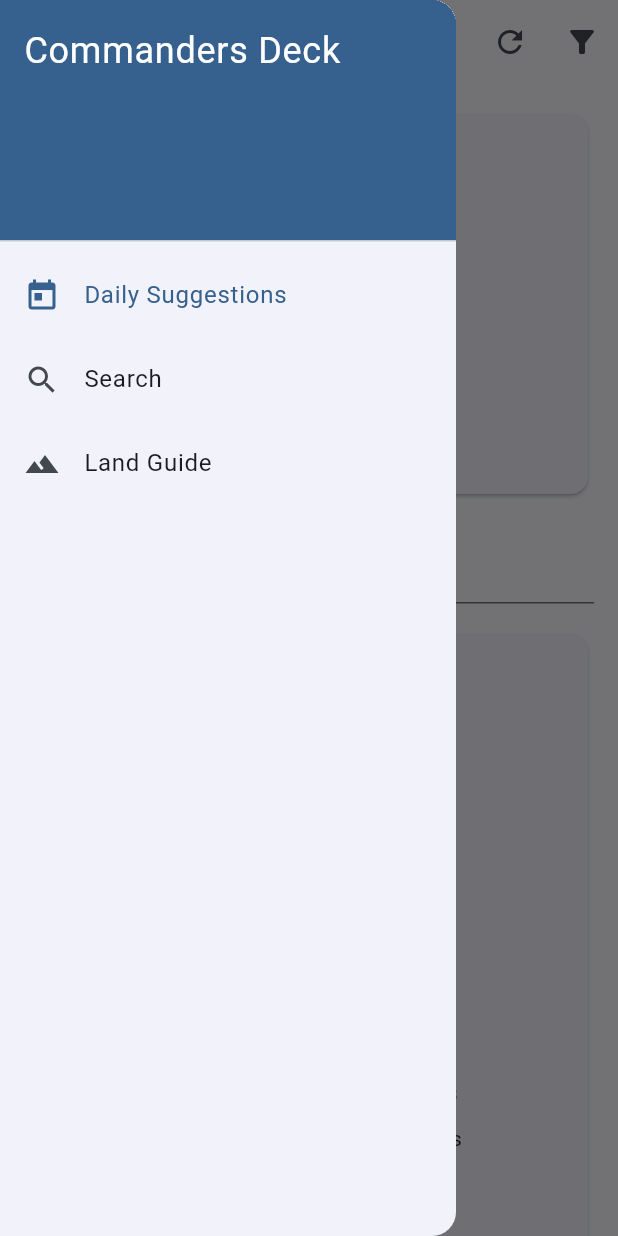
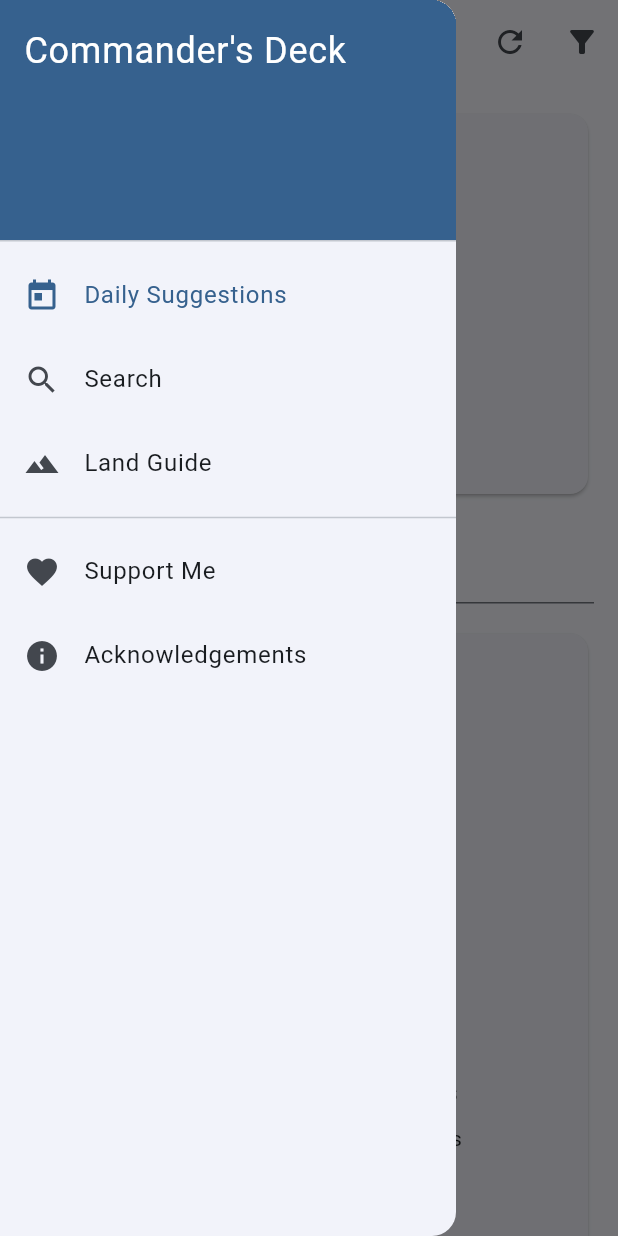
Before and after one commit to MobilityTiago/commander_daily_cards, a Flutter app: the screen it shows after launch, with the side drawer open, on a phone screen of 412 x 824 dp. Run offline on Flutter 3.47's test engine with Material 3 defaults, Android fonts, the light colour scheme and no system bars; our stand-ins replace cached_network_image, shared_preferences; network calls fail.

Commit message:
Project cleanup and docs updated

```diff
--- a/lib/screens/home/home_screen.dart
+++ b/lib/screens/home/home_screen.dart
@@ -6,8 +6,9 @@ import '../../services/card_service.dart';
 import '../../models/filters/filter_settings.dart';
 import '../../widgets/card_suggestion_section.dart';
 import 'filter_screen.dart';
-import '../card_search/card_search_screen.dart';
-import '../land_guide/land_guide_screen.dart';
+import '../../widgets/app_drawer.dart';
+import '../../widgets/app_bar.dart';
+
 
 class HomeScreen extends StatefulWidget {
   const HomeScreen({super.key});
@@ -31,85 +32,26 @@ class _HomeScreenState extends State<HomeScreen> {
   @override
   Widget build(BuildContext context) {
     return Scaffold(
-      drawer: Drawer(
-        child: ListView(
-          padding: EdgeInsets.zero,
-          children: [
-            DrawerHeader(
-              decoration: BoxDecoration(
-                color: Theme.of(context).primaryColor,
-              ),
-              child: const Text(
-                'Commander''s Deck',
-                style: TextStyle(
-                  color: Colors.white,
-                  fontSize: 24,
-                ),
-              ),
+      drawer: const AppDrawer(),
+      appBar: CommanderAppBar(
+        title: 'Commander\'s Deck',
+        showFilterButton: true,
+        showRefreshButton: true,
+        onFilterPressed: () {
+          Navigator.of(context).push(
+            MaterialPageRoute(
+              builder: (context) => const FilterScreen(),
             ),
-            ListTile(
-              leading: const Icon(Icons.today),
-              title: const Text('Daily Suggestions'),
-              selected: true,
-              onTap: () {
-                Navigator.pop(context); // Close drawer
-              },
-            ),
-            ListTile(
-              leading: const Icon(Icons.search),
-              title: const Text('Search'),
-              onTap: () {
-                Navigator.pop(context); // Close drawer
-                Navigator.of(context).push(
-                  MaterialPageRoute(
-                    builder: (context) => const CardSearchScreen(),
-                  ),
-                );
-              },
-            ),
-            ListTile(
-              leading: const Icon(Icons.landscape),
-              title: const Text('Land Guide'),
-              onTap: () {
-                Navigator.pop(context); // Close drawer
-                Navigator.of(context).push(
-                  MaterialPageRoute(
-                    builder: (context) => const LandGuideScreen(),
-                  ),
-                );
-              },
-            ),
-          ],
-        ),
-      ),
-      appBar: AppBar(
-        title: const Text('Commander''s Deck'),
-        actions: [
-          Consumer<CardService>(
-            builder: (context, cardService, child) {
-              return IconButton(
-                onPressed: cardService.isLoading
-                    ? null
-                    : () async {
-                        final nonLandFilters = context.read<SpellFilterSettings>();
-                        final landFilters = context.read<LandFilterSettings>();
-                        await cardService.refreshDailyCards(nonLandFilters, landFilters);
-                      },
-                icon: const Icon(Icons.refresh),
-              );
-            },
-          ),
-          IconButton(
-            onPressed: () {
-              Navigator.of(context).push(
-                MaterialPageRoute(
-                  builder: (context) => const FilterScreen(),
-                ),
-              );
-            },
-            icon: const Icon(Icons.filter_alt),
-          ),
-        ],
+          );
+        },
+        onRefreshPressed: () async {
+          final cardService = context.read<CardService>();
+          if (!cardService.isLoading) {
+            final nonLandFilters = context.read<SpellFilterSettings>();
+            final landFilters = context.read<LandFilterSettings>();
+            await cardService.refreshDailyCards(nonLandFilters, landFilters);
+          }
+        },
       ),
       body: Consumer<CardService>(
         builder: (context, cardService, child) {
--- /dev/null
+++ b/lib/widgets/app_bar.dart
@@ -0,0 +1,40 @@
+import 'package:flutter/material.dart';
+
+class CommanderAppBar extends StatelessWidget implements PreferredSizeWidget {
+  final String title;
+  final VoidCallback? onFilterPressed;
+  final VoidCallback? onRefreshPressed;
+  final bool showFilterButton;
+  final bool showRefreshButton;
+
+  const CommanderAppBar({
+    super.key,
+    required this.title,
+    this.onFilterPressed,
+    this.onRefreshPressed,
+    this.showFilterButton = false,
+    this.showRefreshButton = false,
+  });
+
+  @override
+  Widget build(BuildContext context) {
+    return AppBar(
+      title: Text(title),
+      actions: [
+        if (showRefreshButton)
+          IconButton(
+            onPressed: onRefreshPressed,
+            icon: const Icon(Icons.refresh),
+          ),
+        if (showFilterButton)
+          IconButton(
+            onPressed: onFilterPressed,
+            icon: const Icon(Icons.filter_alt),
+          ),
+      ],
+    );
+  }
+
+  @override
+  Size get preferredSize => const Size.fromHeight(kToolbarHeight);
+}
--- /dev/null
+++ b/lib/widgets/app_drawer.dart
@@ -0,0 +1,79 @@
+import 'package:flutter/material.dart';
+import '../screens/card_search/card_search_screen.dart';
+import '../screens/land_guide/land_guide_screen.dart';
+
+class AppDrawer extends StatelessWidget {
+  const AppDrawer({super.key});
+
+  @override
+  Widget build(BuildContext context) {
+    return Drawer(
+      child: ListView(
+        padding: EdgeInsets.zero,
+        children: [
+          DrawerHeader(
+            decoration: BoxDecoration(
+              color: Theme.of(context).primaryColor,
+            ),
+            child: const Text(
+              'Commander\'s Deck',
+              style: TextStyle(
+                color: Colors.white,
+                fontSize: 24,
+              ),
+            ),
+          ),
+          ListTile(
+            leading: const Icon(Icons.today),
+            title: const Text('Daily Suggestions'),
+            selected: true,
+            onTap: () {
+              Navigator.pop(context);
+            },
+          ),
+          ListTile(
+            leading: const Icon(Icons.search),
+            title: const Text('Search'),
+            onTap: () {
+              Navigator.pop(context);
+              Navigator.of(context).push(
+                MaterialPageRoute(
+                  builder: (context) => const CardSearchScreen(),
+                ),
+              );
+            },
+          ),
+          ListTile(
+            leading: const Icon(Icons.landscape),
+            title: const Text('Land Guide'),
+            onTap: () {
+              Navigator.pop(context);
+              Navigator.of(context).push(
+                MaterialPageRoute(
+                  builder: (context) => const LandGuideScreen(),
+                ),
+              );
+            },
+          ),
+          const Divider(),
+          ListTile(
+            leading: const Icon(Icons.favorite),
+            title: const Text('Support Me'),
+            onTap: () {
+              Navigator.pop(context);
+              // TODO: Add navigation to Support screen
+            },
+          ),
+          ListTile(
+            leading: const Icon(Icons.info),
+            title: const Text('Acknowledgements'),
+            onTap: () {
+              Navigator.pop(context);
+              // TODO: Add navigation to Acknowledgements screen
+            },
+          ),
+        ],
+      ),
+    );
+  }
+}
```
Also changed, not shown: base_filter_settings.dart (deleted), docs/images/1_homescreen.png (added), docs/images/2_menu.png (added), docs/images/3_homescreen_filter_1.png (added), docs/images/4_homescreen_filter_1.png (added), land_filter_settings.dart (deleted), spell_filter_settings.dart (deleted), 2 other files.
